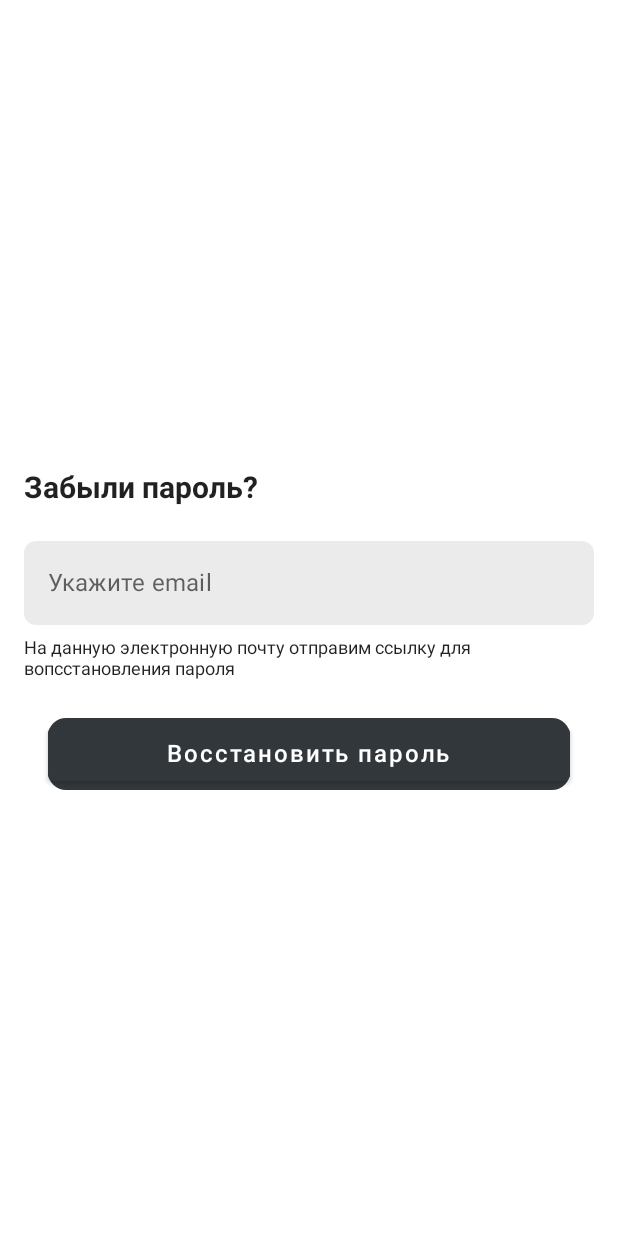
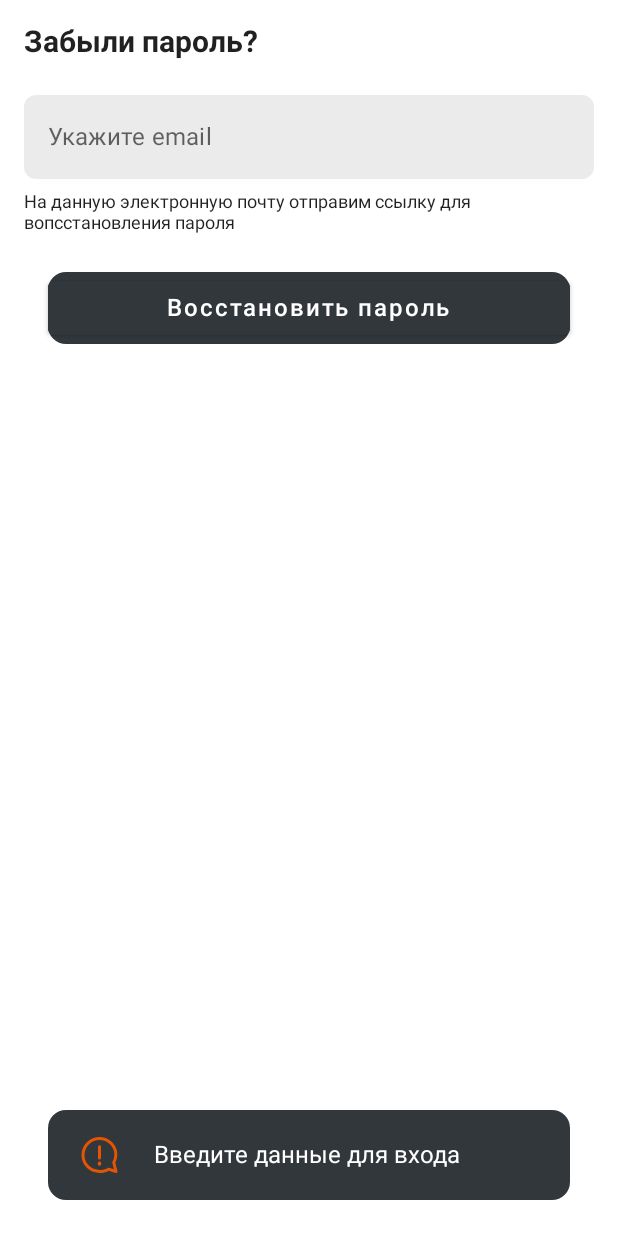
Before and after one commit to YellowFoxy/KmmHackaton, an Android app built with Jetpack Compose: the PasswordRestoreScreen screen opened through its navigation route, after a tap on "Восстановить пароль", on a phone screen of 412 x 824 dp. Run offline under Robolectric (Android 15) with nearby library versions, the phone set to English and light mode, and no system bars.

```diff
--- a/androidApp/src/main/java/ru/sber/hackathon/view/auth/AuthScreen.kt
+++ b/androidApp/src/main/java/ru/sber/hackathon/view/auth/AuthScreen.kt
@@ -53,7 +53,6 @@ import ru.sber.hackathon.network.MainViewModel
 fun AuthScreen() {
     val snackbarHostState = remember { SnackbarHostState() }
     val scaffoldState = rememberScaffoldState()
-    val coroutineScope = rememberCoroutineScope()
     var login by rememberSaveable { mutableStateOf("") }
     var password by rememberSaveable { mutableStateOf("") }
     val scope = rememberCoroutineScope()
@@ -121,7 +120,6 @@ fun AuthScreen() {
                 horizontalArrangement = Arrangement.SpaceBetween,
             ) {
                 Button(
-
                     modifier = Modifier
                         .fillMaxWidth()
                         .padding(horizontal = 16.dp)
@@ -138,7 +136,7 @@ fun AuthScreen() {
                                 )
                             )
                             if (result.userToken.isEmpty() || result.userToken == "error") {
-                                //Snackbar()
+                                snackbarHostState.showSnackbar("Введите данные для входа")
                                 login = ""
                                 password = ""
                             } else {
@@ -182,10 +180,7 @@ fun AuthScreen() {
                 colors = ButtonDefaults.outlinedButtonColors(backgroundColor = Color.Transparent),
                 border = BorderStroke(0.dp, Color.Transparent),
                 onClick = {
-                    coroutineScope.launch {
-                        snackbarHostState.showSnackbar("Введите данные для входа")
-                    }
-                    //NavigationObject.navigate("restorePassword")
+                    NavigationObject.navigate("restorePassword")
                 }) {
                 Text(
                     fontSize = 16.sp,
--- a/androidApp/src/main/java/ru/sber/hackathon/view/auth/PasswordRestoreScreen.kt
+++ b/androidApp/src/main/java/ru/sber/hackathon/view/auth/PasswordRestoreScreen.kt
@@ -6,6 +6,7 @@ import androidx.compose.foundation.layout.Arrangement
 import androidx.compose.foundation.layout.Column
 import androidx.compose.foundation.layout.Row
 import androidx.compose.foundation.layout.fillMaxHeight
+import androidx.compose.foundation.layout.fillMaxSize
 import androidx.compose.foundation.layout.fillMaxWidth
 import androidx.compose.foundation.layout.padding
 import androidx.compose.foundation.shape.CircleShape
@@ -16,6 +17,7 @@ import androidx.compose.runtime.saveable.rememberSaveable
 import androidx.compose.ui.Alignment
 import androidx.compose.ui.Modifier
 import androidx.compose.ui.graphics.Color
+import androidx.compose.ui.res.painterResource
 import androidx.compose.ui.res.stringResource
 import androidx.compose.ui.text.font.FontWeight
 import androidx.compose.ui.tooling.preview.Preview
@@ -35,6 +37,7 @@ import ru.sber.hackathon.network.MainViewModel
 fun PasswordRestoreScreen() {
     var email by rememberSaveable { mutableStateOf("") }
     val scope = rememberCoroutineScope()
+    val snackbarHostState = remember { SnackbarHostState() }
 
     Column(
         modifier = Modifier
@@ -90,7 +93,7 @@ fun PasswordRestoreScreen() {
                         )
                     )
                     if (result.isEmpty() || result.contains("error")) {
-                        //Snackbar(snackbarData = )
+                        snackbarHostState.showSnackbar("Введите данные для входа")
                     } else {
                         NavigationObject.navigate("auth")
                     }
@@ -101,6 +104,43 @@ fun PasswordRestoreScreen() {
                 text = stringResource(R.string.restorePassword)
             )
         }
+        SnackbarHost(
+            modifier = Modifier
+                .fillMaxSize(),
+            hostState = snackbarHostState,
+            snackbar = { snackbarData: SnackbarData ->
+                Column(
+                    modifier = Modifier
+                        .fillMaxSize(),
+                    verticalArrangement = Arrangement.Bottom
+                ) {
+                    Row(
+                        modifier = Modifier
+                            .fillMaxWidth()
+                            .padding(horizontal = 16.dp, vertical = 24.dp)
+                            .background(
+                                shape = RoundedCornerShape(12.dp),
+                                color = Color(0xFF31373B)
+                            ),
+                        verticalAlignment = Alignment.CenterVertically
+                    ) {
+                        Icon(
+                            painterResource(id = R.drawable.snack_icon),
+                            contentDescription = null,
+                            tint = Color(0xFFE35502),
+                            modifier = Modifier
+                                .padding(horizontal = 17.dp, vertical = 12.dp),
+                        )
+                        Text(
+                            modifier = Modifier
+                                .padding(vertical = 15.dp),
+                            text = snackbarData.message,
+                            color = Color.White
+                        )
+                    }
+                }
+            }
+        )
     }
 }
 
```
Also changed, not shown: androidApp/src/main/java/ru/sber/hackathon/view/auth/RegistrationScreen.kt (+69 -0 lines), shared/src/commonMain/kotlin/ru/sber/hackathon/network/KtorClient.kt (+7 -1 lines).
